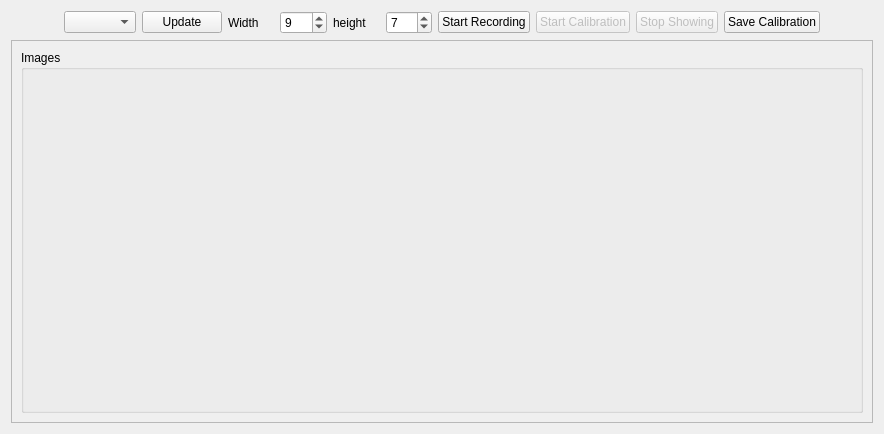
This is applications/drone/drone-ui/calibration/calibrationWidget.ui in PimenovAlexander/corecvs as Qt 5 draws it before an edit. The edited form follows.
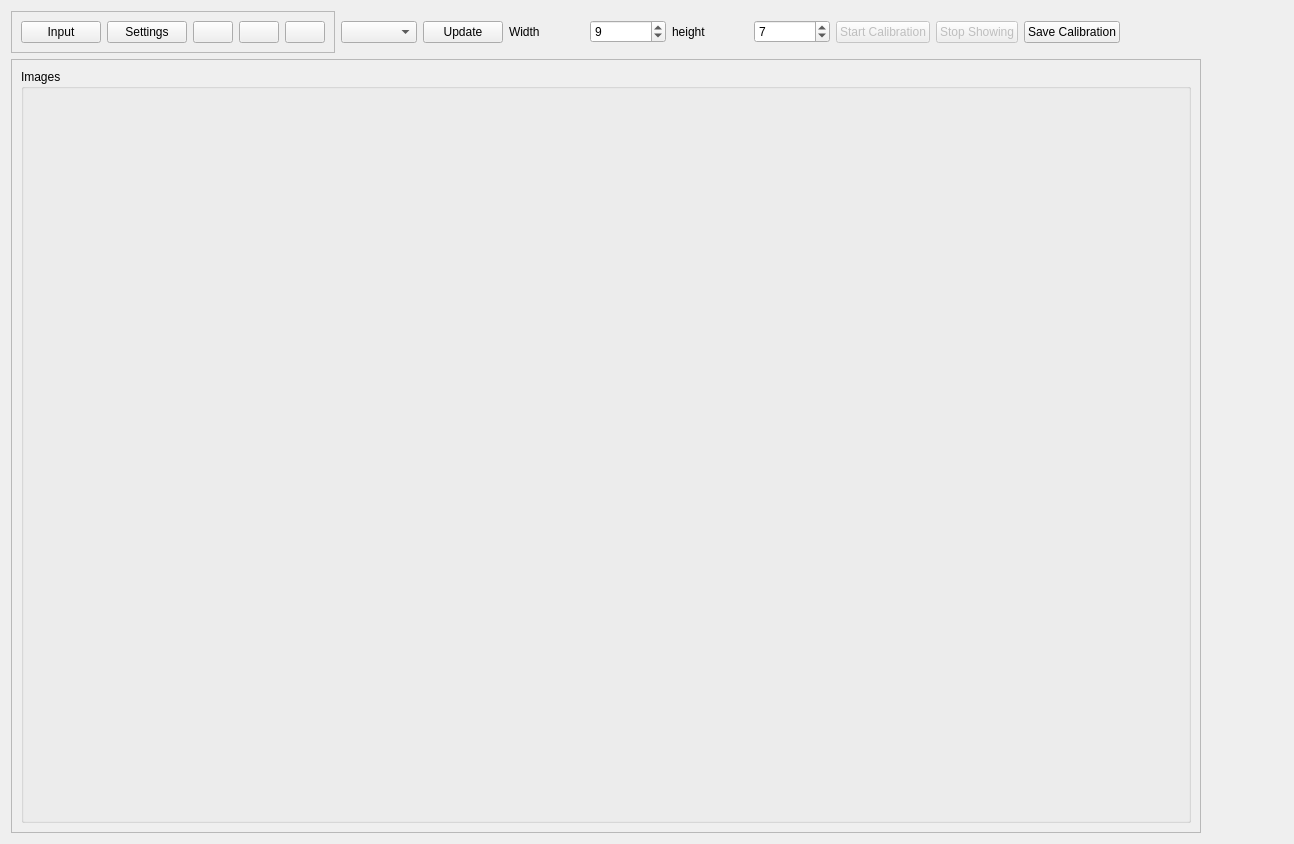
This is the edited form. Icons and pictures are not drawn.

The edit to the form file:
```diff
--- a/applications/drone/drone-ui/calibration/calibrationWidget.ui
+++ b/applications/drone/drone-ui/calibration/calibrationWidget.ui
@@ -6,8 +6,8 @@
    <rect>
     <x>0</x>
     <y>0</y>
-    <width>884</width>
-    <height>434</height>
+    <width>1294</width>
+    <height>844</height>
    </rect>
   </property>
   <property name="minimumSize">
@@ -20,7 +20,7 @@
    <string>Calibration</string>
   </property>
   <layout class="QGridLayout" name="gridLayout">
-   <item row="1" column="8">
+   <item row="1" column="7">
     <widget class="QPushButton" name="startButton">
      <property name="enabled">
       <bool>false</bool>
@@ -44,10 +44,13 @@
      </property>
     </widget>
    </item>
-   <item row="1" column="7">
-    <widget class="QPushButton" name="startRecordingButton">
+   <item row="1" column="8">
+    <widget class="QPushButton" name="stopShowing">
+     <property name="enabled">
+      <bool>false</bool>
+     </property>
      <property name="text">
-      <string>Start Recording</string>
+      <string>Stop Showing</string>
      </property>
     </widget>
    </item>
@@ -55,26 +58,12 @@
     <widget class="QComboBox" name="videoBox"/>
    </item>
    <item row="1" column="9">
-    <widget class="QPushButton" name="stopShowing">
+    <widget class="QPushButton" name="saveCalib">
      <property name="enabled">
-      <bool>false</bool>
+      <bool>true</bool>
      </property>
      <property name="text">
-      <string>Stop Showing</string>
-     </property>
-    </widget>
-   </item>
-   <item row="1" column="5">
-    <widget class="QLabel" name="label_2">
-     <property name="text">
-      <string>height</string>
-     </property>
-    </widget>
-   </item>
-   <item row="1" column="4">
-    <widget class="QSpinBox" name="widthSpinBox">
-     <property name="value">
-      <number>9</number>
+      <string>Save Calibration</string>
      </property>
     </widget>
    </item>
@@ -85,7 +74,127 @@
      </property>
     </widget>
    </item>
-   <item row="6" column="0" colspan="12">
+   <item row="1" column="4">
+    <widget class="QSpinBox" name="widthSpinBox">
+     <property name="value">
+      <number>9</number>
+     </property>
+    </widget>
+   </item>
+   <item row="1" column="5">
+    <widget class="QLabel" name="label_2">
+     <property name="text">
+      <string>height</string>
+     </property>
+    </widget>
+   </item>
+   <item row="1" column="0">
+    <widget class="QFrame" name="frame">
+     <property name="frameShape">
+      <enum>QFrame::StyledPanel</enum>
+     </property>
+     <property name="frameShadow">
+      <enum>QFrame::Raised</enum>
+     </property>
+     <layout class="QHBoxLayout" name="horizontalLayout">
+      <item>
+       <widget class="QPushButton" name="inputSettingsButton">
+        <property name="text">
+         <string>Input</string>
+        </property>
+        <property name="icon">
+         <iconset resource="../../../../resources/main.qrc">
+          <normaloff>:/new/prefix1/webcam.png</normaloff>:/new/prefix1/webcam.png</iconset>
+        </property>
+        <property name="iconSize">
+         <size>
+          <width>24</width>
+          <height>24</height>
+         </size>
+        </property>
+       </widget>
+      </item>
+      <item>
+       <widget class="QPushButton" name="camerasSettingsButton">
+        <property name="text">
+         <string>Settings</string>
+        </property>
+        <property name="icon">
+         <iconset resource="../../../../resources/main.qrc">
+          <normaloff>:/new/prefix1/2cam-blend-b.png</normaloff>:/new/prefix1/2cam-blend-b.png</iconset>
+        </property>
+        <property name="iconSize">
+         <size>
+          <width>24</width>
+          <height>24</height>
+         </size>
+        </property>
+       </widget>
+      </item>
+      <item>
+       <widget class="QPushButton" name="startRecordingButton">
+        <property name="toolTip">
+         <string>Start Recording</string>
+        </property>
+        <property name="text">
+         <string/>
+        </property>
+        <property name="icon">
+         <iconset resource="../../../../resources/main.qrc">
+          <normaloff>:/new/prefix1/play.png</normaloff>:/new/prefix1/play.png</iconset>
+        </property>
+        <property name="iconSize">
+         <size>
+          <width>24</width>
+          <height>24</height>
+         </size>
+        </property>
+       </widget>
+      </item>
+      <item>
+       <widget class="QPushButton" name="stopRecordingButton">
+        <property name="toolTip">
+         <string>Stop Recording</string>
+        </property>
+        <property name="text">
+         <string/>
+        </property>
+        <property name="icon">
+         <iconset resource="../../../../resources/main.qrc">
+          <normaloff>:/new/prefix1/stop_2.png</normaloff>:/new/prefix1/stop_2.png</iconset>
+        </property>
+        <property name="iconSize">
+         <size>
+          <width>24</width>
+          <height>24</height>
+         </size>
+        </property>
+       </widget>
+      </item>
+      <item>
+       <widget class="QPushButton" name="pauseRecodingButton">
+        <property name="toolTip">
+         <string>Pause Recording</string>
+        </property>
+        <property name="text">
+         <string/>
+        </property>
+        <property name="icon">
+         <iconset resource="../../../../resources/main.qrc">
+          <normaloff>:/new/prefix1/pause.png</normaloff>:/new/prefix1/pause.png</iconset>
+        </property>
+        <property name="iconSize">
+         <size>
+          <width>24</width>
+          <height>24</height>
+         </size>
+        </property>
+       </widget>
+      </item>
+     </layout>
+    </widget>
+   </item>
+   <item row="6" column="0" colspan="11">
     <widget class="QScrollArea" name="scrollArea">
      <property name="widgetResizable">
       <bool>true</bool>
@@ -95,8 +204,8 @@
        <rect>
         <x>0</x>
         <y>0</y>
-        <width>862</width>
-        <height>380</height>
+        <width>1218</width>
+        <height>766</height>
        </rect>
       </property>
       <layout class="QGridLayout" name="gridLayout_2">
@@ -131,15 +240,8 @@
      </widget>
     </widget>
    </item>
-   <item row="1" column="10">
-    <widget class="QPushButton" name="saveCalib">
-     <property name="enabled">
-      <bool>true</bool>
-     </property>
-     <property name="text">
-      <string>Save Calibration</string>
-     </property>
-    </widget>
+   <item row="6" column="11">
+    <widget class="QWidget" name="widget" native="true"/>
    </item>
   </layout>
  </widget>
```
Left out of the diff: 4 changed lines with no effect on the pictures.
